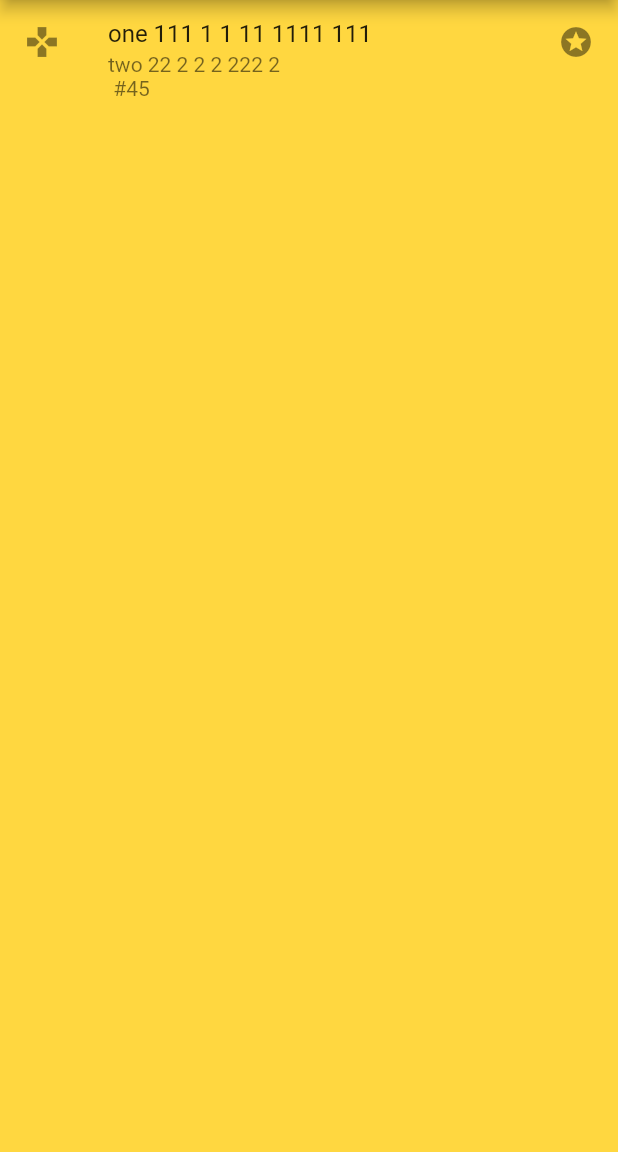
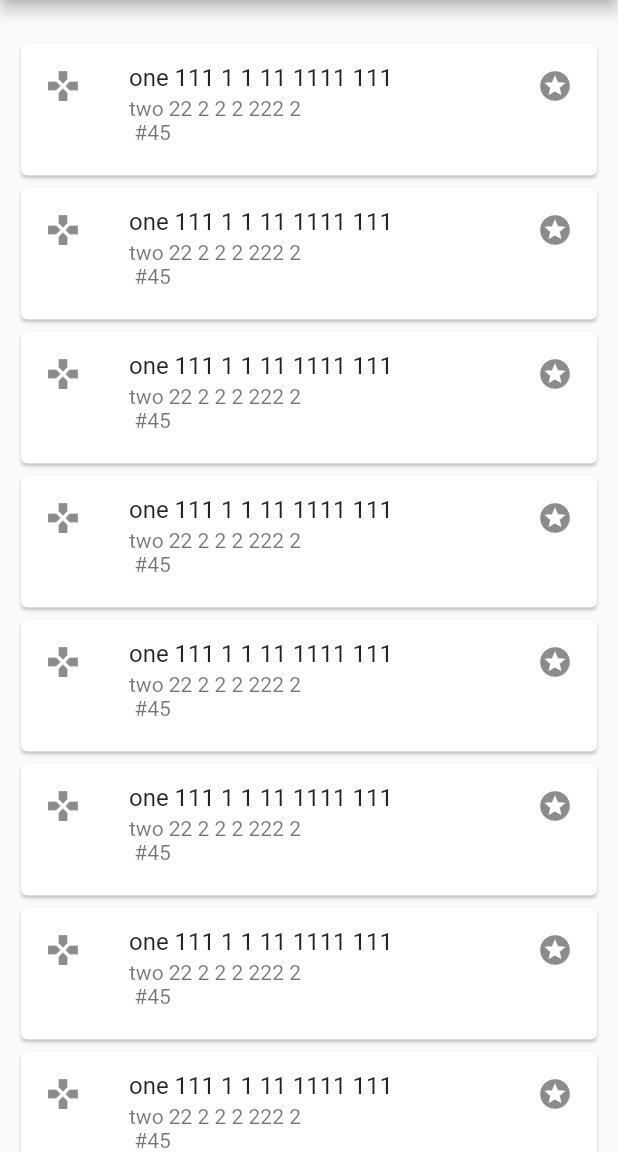
Before and after one commit to sigmasyddev/fluttester, a Flutter app: the screen it shows after launch, after a tap on "one 111 1 1 11 1111 111", on a phone screen of 412 x 824 dp, the part 84-1236 px from its top. Run offline on Flutter 3.47's test engine with Material 2 defaults, Android fonts, the phone set to English and light mode, and no system bars.

Commit message:
Se agrega ListView with ListTile inside Card in order to view listTle with border radius

```diff
--- a/lib/homePage.dart
+++ b/lib/homePage.dart
@@ -5,12 +5,12 @@ class HomePage extends StatelessWidget{
   Widget build(BuildContext context) {
     return Scaffold(
       appBar: AppBar(title: Text("FLUTTESTER")),
-      backgroundColor: Colors.amberAccent,
+      //backgroundColor: Colors.amberAccent,
       body: Center(
         child: ListView(
+          padding: EdgeInsets.only(top: 25.0,left: 10,right: 10,bottom: 25),
           children: <Widget>[
-            ListTile(
-              //contentPadding: EdgeInsets.all(0),
+            Card(child: ListTile(
                 leading: Icon(Icons.gamepad),
                 trailing: Icon(Icons.stars),
                 title: Text("one 111 1 1 11 1111 111"),
@@ -22,7 +22,124 @@ class HomePage extends StatelessWidget{
                 onLongPress: () => {
                   print("On Long Press event")
                 },
-            )
+              )),
+              Card(child: ListTile(
+                leading: Icon(Icons.gamepad),
+                trailing: Icon(Icons.stars),
+                title: Text("one 111 1 1 11 1111 111"),
+                subtitle: Text("two 22 2 2 2 222 2 \n #45"),
+                isThreeLine: true,
+                onTap: () => {
+                  print("On Tap event")
+                },
+                onLongPress: () => {
+                  print("On Long Press event")
+                },
+              )),
+              Card(child: ListTile(
+                leading: Icon(Icons.gamepad),
+                trailing: Icon(Icons.stars),
+                title: Text("one 111 1 1 11 1111 111"),
+                subtitle: Text("two 22 2 2 2 222 2 \n #45"),
+                isThreeLine: true,
+                onTap: () => {
+                  print("On Tap event")
+                },
+                onLongPress: () => {
+                  print("On Long Press event")
+                },
+              )),
+              Card(child: ListTile(
+                leading: Icon(Icons.gamepad),
+                trailing: Icon(Icons.stars),
+                title: Text("one 111 1 1 11 1111 111"),
+                subtitle: Text("two 22 2 2 2 222 2 \n #45"),
+                isThreeLine: true,
+                onTap: () => {
+                  print("On Tap event")
+                },
+                onLongPress: () => {
+                  print("On Long Press event")
+                },
+              )),
+              Card(child: ListTile(
+                leading: Icon(Icons.gamepad),
+                trailing: Icon(Icons.stars),
+                title: Text("one 111 1 1 11 1111 111"),
+                subtitle: Text("two 22 2 2 2 222 2 \n #45"),
+                isThreeLine: true,
+                onTap: () => {
+                  print("On Tap event")
+                },
+                onLongPress: () => {
+                  print("On Long Press event")
+                },
+              )),
+              Card(child: ListTile(
+                leading: Icon(Icons.gamepad),
+                trailing: Icon(Icons.stars),
+                title: Text("one 111 1 1 11 1111 111"),
+                subtitle: Text("two 22 2 2 2 222 2 \n #45"),
+                isThreeLine: true,
+                onTap: () => {
+                  print("On Tap event")
+                },
+                onLongPress: () => {
+                  print("On Long Press event")
+                },
+              )),
+              Card(child: ListTile(
+                leading: Icon(Icons.gamepad),
+                trailing: Icon(Icons.stars),
+                title: Text("one 111 1 1 11 1111 111"),
+                subtitle: Text("two 22 2 2 2 222 2 \n #45"),
+                isThreeLine: true,
+                onTap: () => {
+                  print("On Tap event")
+                },
+                onLongPress: () => {
+                  print("On Long Press event")
+                },
+              )),
+              Card(child: ListTile(
+                leading: Icon(Icons.gamepad),
+                trailing: Icon(Icons.stars),
+                title: Text("one 111 1 1 11 1111 111"),
+                subtitle: Text("two 22 2 2 2 222 2 \n #45"),
+                isThreeLine: true,
+                onTap: () => {
+                  print("On Tap event")
+                },
+                onLongPress: () => {
+                  print("On Long Press event")
+                },
+              )),
+              Card(child: ListTile(
+                leading: Icon(Icons.gamepad),
+                trailing: Icon(Icons.stars),
+                title: Text("one 111 1 1 11 1111 111"),
+                subtitle: Text("two 22 2 2 2 222 2 \n #45"),
+                isThreeLine: true,
+                onTap: () => {
+                  print("On Tap event")
+                },
+                onLongPress: () => {
+                  print("On Long Press event")
+                },
+              )),
+              Card(child: ListTile(
+                leading: Icon(Icons.gamepad),
+                trailing: Icon(Icons.stars),
+                title: Text("one 111 1 1 11 1111 111"),
+                subtitle: Text("two 22 2 2 2 222 2 \n #45"),
+                isThreeLine: true,
+                onTap: () => {
+                  print("On Tap event")
+                },
+                onLongPress: () => {
+                  print("On Long Press event")
+                },
+              ))
           ],
         ),
       ));
```
Lines whose indentation alone changed are shown as unchanged.
